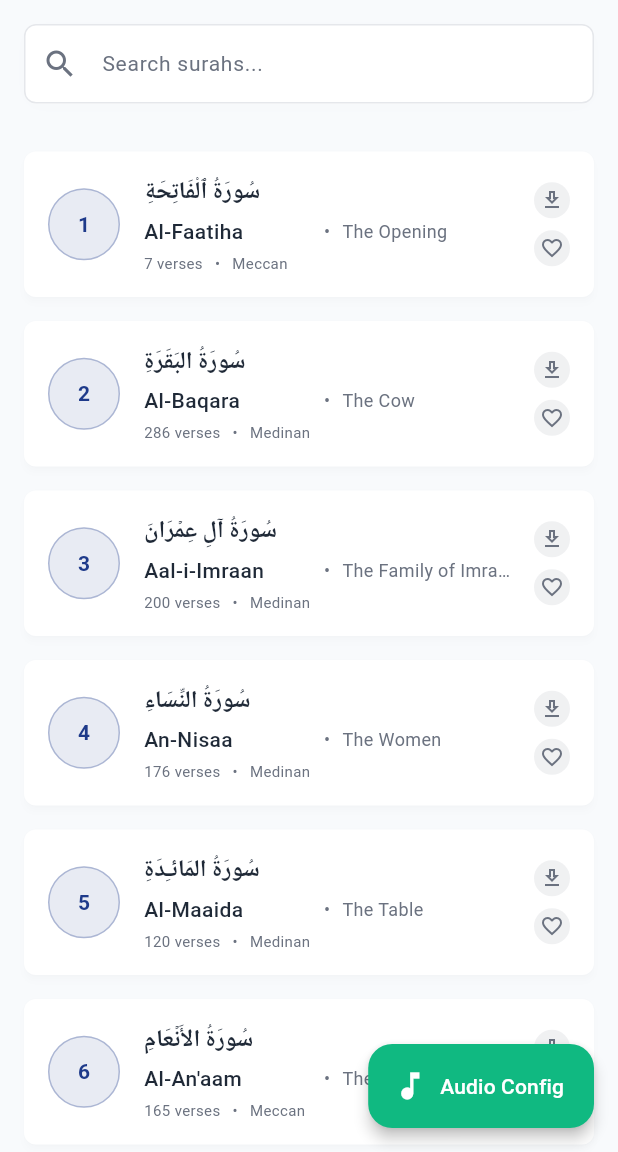
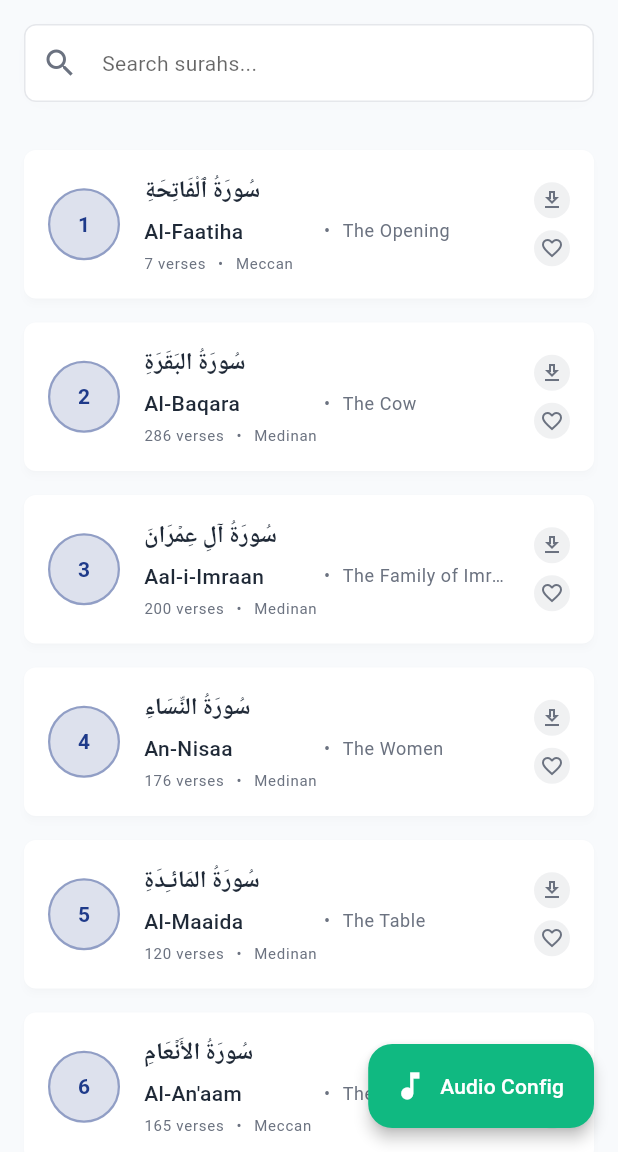
Before and after one commit to imthath-m/verse_flow_client, a Flutter app: the screen it shows after launch, on a phone screen of 412 x 824 dp, the part 84-1236 px from its top. Run offline on Flutter 3.47's test engine with Material 3 defaults, Android fonts, the light colour scheme and no system bars; our stand-ins replace shared_preferences; Roboto replaces fonts that are missing (Noto Naskh Arabic).

Commit message:
Refactor theme usage in SurahListScreen and related widgets to utilize the new dark mode styles. Updated constants for dark mode colors and text styles, ensuring consistent theming across the application.

```diff
--- a/lib/screens/surah_list_screen.dart
+++ b/lib/screens/surah_list_screen.dart
@@ -61,6 +61,8 @@ class _SurahListScreenState extends State<SurahListScreen> {
   }
 
   Widget _buildBody(SurahProvider surahProvider) {
+    final theme = Theme.of(context);
+
     switch (surahProvider.state) {
       case SurahListState.loading:
         return const LoadingWidget(
@@ -81,12 +83,12 @@ class _SurahListScreenState extends State<SurahListScreen> {
               const SizedBox(height: AppConstants.paddingMedium),
               Text(
                 'Error loading surahs',
-                style: AppConstants.headingSmall,
+                style: theme.textTheme.titleMedium,
               ),
               const SizedBox(height: AppConstants.paddingSmall),
               Text(
                 surahProvider.errorMessage ?? 'Unknown error occurred',
-                style: AppConstants.bodyMedium,
+                style: theme.textTheme.bodyMedium,
                 textAlign: TextAlign.center,
               ),
               const SizedBox(height: AppConstants.paddingLarge),
@@ -118,7 +120,7 @@ class _SurahListScreenState extends State<SurahListScreen> {
                   children: [
                     Text(
                       '${surahProvider.filteredSurahs.length} results',
-                      style: AppConstants.bodySmall,
+                      style: theme.textTheme.bodySmall,
                     ),
                     const Spacer(),
                     TextButton(
@@ -141,6 +143,8 @@ class _SurahListScreenState extends State<SurahListScreen> {
   }
 
   Widget _buildEmptyState(SurahProvider surahProvider) {
+    final theme = Theme.of(context);
+
     if (surahProvider.searchQuery.isNotEmpty) {
       return Center(
         child: Column(
@@ -149,17 +153,17 @@ class _SurahListScreenState extends State<SurahListScreen> {
             Icon(
               Icons.search_off,
               size: 64,
-              color: AppConstants.textSecondaryColor,
+              color: theme.iconTheme.color,
             ),
             const SizedBox(height: AppConstants.paddingMedium),
             Text(
               'No surahs found',
-              style: AppConstants.headingSmall,
+              style: theme.textTheme.titleMedium,
             ),
             const SizedBox(height: AppConstants.paddingSmall),
             Text(
               'Try searching with different keywords',
-              style: AppConstants.bodyMedium,
+              style: theme.textTheme.bodyMedium,
               textAlign: TextAlign.center,
             ),
           ],
@@ -167,24 +171,24 @@ class _SurahListScreenState extends State<SurahListScreen> {
       );
     }
 
-    return const Center(
+    return Center(
       child: Column(
         mainAxisAlignment: MainAxisAlignment.center,
         children: [
           Icon(
             Icons.book_outlined,
             size: 64,
-            color: AppConstants.textSecondaryColor,
+            color: theme.iconTheme.color,
           ),
-          SizedBox(height: AppConstants.paddingMedium),
+          const SizedBox(height: AppConstants.paddingMedium),
           Text(
             'No surahs available',
-            style: AppConstants.headingSmall,
+            style: theme.textTheme.titleMedium,
           ),
-          SizedBox(height: AppConstants.paddingSmall),
+          const SizedBox(height: AppConstants.paddingSmall),
           Text(
             'Please check your data source',
-            style: AppConstants.bodyMedium,
+            style: theme.textTheme.bodyMedium,
             textAlign: TextAlign.center,
           ),
         ],
--- a/lib/utils/constants.dart
+++ b/lib/utils/constants.dart
@@ -13,6 +13,13 @@ class AppConstants {
   static const Color errorColor = Color(0xFFEF4444);
   static const Color successColor = Color(0xFF10B981);
   static const Color warningColor = Color(0xFFF59E0B);
+
+  // Dark Mode Colors
+  static const Color darkBackgroundColor = Color(0xFF111827);
+  static const Color darkSurfaceColor = Color(0xFF1F2937);
+  static const Color darkTextPrimaryColor = Color(0xFFF9FAFB);
+  static const Color darkTextSecondaryColor = Color(0xFFD1D5DB);
+  static const Color darkBorderColor = Color(0xFF374151);
 
   // Dimensions
   static const double paddingSmall = 8.0;
@@ -72,6 +79,49 @@ class AppConstants {
     color: textSecondaryColor,
   );
 
+  // Dark Mode Text Styles
+  static const TextStyle darkHeadingLarge = TextStyle(
+    fontSize: 28.0,
+    fontWeight: FontWeight.bold,
+    color: darkTextPrimaryColor,
+  );
+
+  static const TextStyle darkHeadingMedium = TextStyle(
+    fontSize: 24.0,
+    fontWeight: FontWeight.bold,
+    color: darkTextPrimaryColor,
+  );
+
+  static const TextStyle darkHeadingSmall = TextStyle(
+    fontSize: 20.0,
+    fontWeight: FontWeight.w600,
+    color: darkTextPrimaryColor,
+  );
+
+  static const TextStyle darkBodyLarge = TextStyle(
+    fontSize: 16.0,
+    fontWeight: FontWeight.normal,
+    color: darkTextPrimaryColor,
+  );
+
+  static const TextStyle darkBodyMedium = TextStyle(
+    fontSize: 14.0,
+    fontWeight: FontWeight.normal,
+    color: darkTextPrimaryColor,
+  );
+
+  static const TextStyle darkBodySmall = TextStyle(
+    fontSize: 12.0,
+    fontWeight: FontWeight.normal,
+    color: darkTextSecondaryColor,
+  );
+
+  static const TextStyle darkCaption = TextStyle(
+    fontSize: 10.0,
+    fontWeight: FontWeight.normal,
+    color: darkTextSecondaryColor,
+  );
+
   // Animation Durations
   static const Duration animationFast = Duration(milliseconds: 200);
   static const Duration animationMedium = Duration(milliseconds: 300);
--- a/lib/utils/theme.dart
+++ b/lib/utils/theme.dart
@@ -150,23 +150,23 @@ class AppTheme {
 
       // App Bar Theme
       appBarTheme: const AppBarTheme(
-        backgroundColor: Color(0xFF1F2937),
-        foregroundColor: AppConstants.surfaceColor,
+        backgroundColor: AppConstants.darkSurfaceColor,
+        foregroundColor: AppConstants.darkTextPrimaryColor,
         elevation: 0,
         centerTitle: true,
-        titleTextStyle: AppConstants.headingMedium,
+        titleTextStyle: AppConstants.darkHeadingMedium,
         iconTheme: IconThemeData(
-          color: AppConstants.surfaceColor,
+          color: AppConstants.darkTextPrimaryColor,
           size: AppConstants.iconSizeMedium,
         ),
       ),
 
       // Scaffold Theme
-      scaffoldBackgroundColor: const Color(0xFF111827),
+      scaffoldBackgroundColor: AppConstants.darkBackgroundColor,
 
       // Card Theme
       cardTheme: CardThemeData(
-        color: const Color(0xFF1F2937),
+        color: AppConstants.darkSurfaceColor,
         elevation: 2,
         shadowColor: Colors.black.withValues(alpha: 0.3),
         shape: RoundedRectangleBorder(
@@ -184,16 +184,16 @@ class AppTheme {
           horizontal: AppConstants.paddingMedium,
           vertical: AppConstants.paddingSmall,
         ),
-        titleTextStyle: AppConstants.bodyLarge,
-        subtitleTextStyle: AppConstants.bodyMedium,
-        iconColor: AppConstants.textSecondaryColor,
+        titleTextStyle: AppConstants.darkBodyLarge,
+        subtitleTextStyle: AppConstants.darkBodyMedium,
+        iconColor: AppConstants.darkTextSecondaryColor,
       ),
 
       // Elevated Button Theme
       elevatedButtonTheme: ElevatedButtonThemeData(
         style: ElevatedButton.styleFrom(
           backgroundColor: AppConstants.primaryColor,
-          foregroundColor: AppConstants.surfaceColor,
+          foregroundColor: AppConstants.darkTextPrimaryColor,
           elevation: 2,
           padding: const EdgeInsets.symmetric(
             horizontal: AppConstants.paddingLarge,
@@ -202,7 +202,7 @@ class AppTheme {
           shape: RoundedRectangleBorder(
             borderRadius: BorderRadius.circular(AppConstants.radiusMedium),
           ),
-          textStyle: AppConstants.bodyLarge.copyWith(
+          textStyle: AppConstants.darkBodyLarge.copyWith(
             fontWeight: FontWeight.w600,
           ),
         ),
@@ -211,7 +211,7 @@ class AppTheme {
       // Floating Action Button Theme
       floatingActionButtonTheme: const FloatingActionButtonThemeData(
         backgroundColor: AppConstants.accentColor,
-        foregroundColor: AppConstants.surfaceColor,
+        foregroundColor: AppConstants.darkTextPrimaryColor,
         elevation: 4,
         iconSize: AppConstants.iconSizeMedium,
       ),
@@ -219,14 +219,14 @@ class AppTheme {
       // Input Decoration Theme
       inputDecorationTheme: InputDecorationTheme(
         filled: true,
-        fillColor: const Color(0xFF1F2937),
+        fillColor: AppConstants.darkSurfaceColor,
         border: OutlineInputBorder(
           borderRadius: BorderRadius.circular(AppConstants.radiusMedium),
-          borderSide: const BorderSide(color: AppConstants.borderColor),
+          borderSide: const BorderSide(color: AppConstants.darkBorderColor),
         ),
         enabledBorder: OutlineInputBorder(
           borderRadius: BorderRadius.circular(AppConstants.radiusMedium),
-          borderSide: const BorderSide(color: AppConstants.borderColor),
+          borderSide: const BorderSide(color: AppConstants.darkBorderColor),
         ),
         focusedBorder: OutlineInputBorder(
           borderRadius: BorderRadius.circular(AppConstants.radiusMedium),
@@ -240,31 +240,31 @@ class AppTheme {
           horizontal: AppConstants.paddingMedium,
           vertical: AppConstants.paddingMedium,
         ),
-        hintStyle: AppConstants.bodyMedium.copyWith(
-          color: AppConstants.textSecondaryColor,
+        hintStyle: AppConstants.darkBodyMedium.copyWith(
+          color: AppConstants.darkTextSecondaryColor,
         ),
       ),
 
       // Icon Theme
       iconTheme: const IconThemeData(
-        color: AppConstants.textSecondaryColor,
+        color: AppConstants.darkTextSecondaryColor,
         size: AppConstants.iconSizeMedium,
       ),
 
       // Text Theme
       textTheme: const TextTheme(
-        displayLarge: AppConstants.headingLarge,
-        displayMedium: AppConstants.headingMedium,
-        displaySmall: AppConstants.headingSmall,
-        bodyLarge: AppConstants.bodyLarge,
-        bodyMedium: AppConstants.bodyMedium,
-        bodySmall: AppConstants.bodySmall,
-        labelSmall: AppConstants.caption,
+        displayLarge: AppConstants.darkHeadingLarge,
+        displayMedium: AppConstants.darkHeadingMedium,
+        displaySmall: AppConstants.darkHeadingSmall,
+        bodyLarge: AppConstants.darkBodyLarge,
+        bodyMedium: AppConstants.darkBodyMedium,
+        bodySmall: AppConstants.darkBodySmall,
+        labelSmall: AppConstants.darkCaption,
       ),
 
       // Divider Theme
       dividerTheme: const DividerThemeData(
-        color: AppConstants.borderColor,
+        color: AppConstants.darkBorderColor,
         thickness: 1,
         space: 1,
       ),
@@ -272,8 +272,8 @@ class AppTheme {
       // Progress Indicator Theme
       progressIndicatorTheme: const ProgressIndicatorThemeData(
         color: AppConstants.primaryColor,
-        linearTrackColor: AppConstants.borderColor,
-        circularTrackColor: AppConstants.borderColor,
+        linearTrackColor: AppConstants.darkBorderColor,
+        circularTrackColor: AppConstants.darkBorderColor,
       ),
     );
   }
--- a/lib/widgets/custom_button.dart
+++ b/lib/widgets/custom_button.dart
@@ -54,7 +54,7 @@ class CustomButton extends StatelessWidget {
               onPressed: isLoading ? null : onPressed,
               style: ElevatedButton.styleFrom(
                 backgroundColor: backgroundColor ?? AppConstants.primaryColor,
-                foregroundColor: textColor ?? AppConstants.surfaceColor,
+                foregroundColor: textColor ?? theme.colorScheme.onPrimary,
                 elevation: 2,
                 shape: RoundedRectangleBorder(
                   borderRadius: BorderRadius.circular(AppConstants.radiusMedium),
@@ -79,7 +79,7 @@ class CustomButton extends StatelessWidget {
           valueColor: AlwaysStoppedAnimation<Color>(
             isOutlined
                 ? (backgroundColor ?? AppConstants.primaryColor)
-                : (textColor ?? AppConstants.surfaceColor),
+                : (textColor ?? theme.colorScheme.onPrimary),
           ),
         ),
       );
@@ -96,11 +96,11 @@ class CustomButton extends StatelessWidget {
           const SizedBox(width: AppConstants.paddingSmall),
           Text(
             text,
-            style: AppConstants.bodyMedium.copyWith(
+            style: theme.textTheme.bodyMedium?.copyWith(
               fontWeight: FontWeight.w600,
               color: isOutlined
                   ? (backgroundColor ?? AppConstants.primaryColor)
-                  : (textColor ?? AppConstants.surfaceColor),
+                  : (textColor ?? theme.colorScheme.onPrimary),
             ),
           ),
         ],
@@ -109,11 +109,11 @@ class CustomButton extends StatelessWidget {
 
     return Text(
       text,
-      style: AppConstants.bodyMedium.copyWith(
+      style: theme.textTheme.bodyMedium?.copyWith(
         fontWeight: FontWeight.w600,
         color: isOutlined
             ? (backgroundColor ?? AppConstants.primaryColor)
-            : (textColor ?? AppConstants.surfaceColor),
+            : (textColor ?? theme.colorScheme.onPrimary),
       ),
     );
   }
--- a/lib/widgets/search_bar.dart
+++ b/lib/widgets/search_bar.dart
@@ -56,14 +56,16 @@ class _SearchBarWidgetState extends State<SearchBarWidget> {
 
   @override
   Widget build(BuildContext context) {
+    final theme = Theme.of(context);
+
     return Container(
       margin: const EdgeInsets.all(AppConstants.paddingMedium),
       decoration: BoxDecoration(
-        color: AppConstants.surfaceColor,
+        color: theme.cardTheme.color,
         borderRadius: BorderRadius.circular(AppConstants.radiusLarge),
         boxShadow: [
           BoxShadow(
-            color: AppConstants.borderColor.withValues(alpha: 0.1),
+            color: theme.cardTheme.shadowColor ?? Colors.black.withValues(alpha: 0.1),
             blurRadius: 8,
             offset: const Offset(0, 2),
           ),
@@ -75,12 +77,12 @@ class _SearchBarWidgetState extends State<SearchBarWidget> {
         onChanged: widget.onChanged,
         decoration: InputDecoration(
           hintText: widget.hintText,
-          hintStyle: AppConstants.bodyMedium.copyWith(
-            color: AppConstants.textSecondaryColor,
+          hintStyle: theme.textTheme.bodyMedium?.copyWith(
+            color: theme.hintColor,
           ),
           prefixIcon: Icon(
             Icons.search,
-            color: AppConstants.textSecondaryColor,
+            color: theme.iconTheme.color,
             size: AppConstants.iconSizeMedium,
           ),
           suffixIcon: _hasText
@@ -88,7 +90,7 @@ class _SearchBarWidgetState extends State<SearchBarWidget> {
                   onPressed: _clearText,
                   icon: Icon(
                     Icons.clear,
-                    color: AppConstants.textSecondaryColor,
+                    color: theme.iconTheme.color,
                     size: AppConstants.iconSizeMedium,
                   ),
                 )
@@ -98,13 +100,13 @@ class _SearchBarWidgetState extends State<SearchBarWidget> {
             borderSide: BorderSide.none,
           ),
           filled: true,
-          fillColor: AppConstants.surfaceColor,
+          fillColor: theme.cardTheme.color,
           contentPadding: const EdgeInsets.symmetric(
             horizontal: AppConstants.paddingMedium,
             vertical: AppConstants.paddingMedium,
           ),
         ),
-        style: AppConstants.bodyMedium,
+        style: theme.textTheme.bodyMedium,
         textInputAction: TextInputAction.search,
       ),
     );
--- a/lib/widgets/surah_list_item.dart
+++ b/lib/widgets/surah_list_item.dart
@@ -18,6 +18,8 @@ class SurahListItem extends StatelessWidget {
 
   @override
   Widget build(BuildContext context) {
+    final theme = Theme.of(context);
+
     return Card(
       child: InkWell(
         onTap: onTap,
@@ -31,17 +33,17 @@ class SurahListItem extends StatelessWidget {
                 width: 48,
                 height: 48,
                 decoration: BoxDecoration(
-                  color: AppConstants.primaryColor.withValues(alpha: 0.1),
+                  color: AppConstants.primaryColor.withValues(alpha: 0.15),
                   borderRadius: BorderRadius.circular(24),
                   border: Border.all(
-                    color: AppConstants.primaryColor.withValues(alpha: 0.3),
-                    width: 1,
+                    color: AppConstants.primaryColor.withValues(alpha: 0.4),
+                    width: 1.5,
                   ),
                 ),
                 child: Center(
                   child: Text(
                     surah.number.toString(),
-                    style: AppConstants.bodyMedium.copyWith(
+                    style: theme.textTheme.bodyMedium?.copyWith(
                       fontWeight: FontWeight.bold,
                       color: AppConstants.primaryColor,
                     ),
@@ -59,7 +61,7 @@ class SurahListItem extends StatelessWidget {
                     // Arabic name
                     Text(
                       surah.name,
-                      style: AppConstants.bodyLarge.copyWith(
+                      style: theme.textTheme.bodyLarge?.copyWith(
                         fontWeight: FontWeight.w600,
                         fontFamily: 'Noto Naskh Arabic',
                       ),
@@ -74,7 +76,7 @@ class SurahListItem extends StatelessWidget {
                         Expanded(
                           child: Text(
                             surah.englishName,
-                            style: AppConstants.bodyMedium.copyWith(
+                            style: theme.textTheme.bodyMedium?.copyWith(
                               fontWeight: FontWeight.w500,
                             ),
                             overflow: TextOverflow.ellipsis,
@@ -83,13 +85,13 @@ class SurahListItem extends StatelessWidget {
                         const SizedBox(width: AppConstants.paddingSmall),
                         Text(
                           '•',
-                          style: AppConstants.bodySmall,
+                          style: theme.textTheme.bodySmall,
                         ),
                         const SizedBox(width: AppConstants.paddingSmall),
                         Expanded(
                           child: Text(
                             surah.englishNameTranslation,
-                            style: AppConstants.bodySmall,
+                            style: theme.textTheme.bodySmall,
                             overflow: TextOverflow.ellipsis,
                           ),
                         ),
@@ -103,17 +105,17 @@ class SurahListItem extends StatelessWidget {
                       children: [
                         Text(
                           '${surah.numberOfAyahs} verses',
-                          style: AppConstants.caption,
+                          style: theme.textTheme.labelSmall,
                         ),
                         const SizedBox(width: AppConstants.paddingSmall),
                         Text(
                           '•',
-                          style: AppConstants.caption,
+                          style: theme.textTheme.labelSmall,
                         ),
                         const SizedBox(width: AppConstants.paddingSmall),
                         Text(
                           surah.revelationType,
-                          style: AppConstants.caption,
+                          style: theme.textTheme.labelSmall,
                         ),
                       ],
                     ),
@@ -134,7 +136,7 @@ class SurahListItem extends StatelessWidget {
                       decoration: BoxDecoration(
                         color: surah.isDownloaded
                             ? AppConstants.successColor.withValues(alpha: 0.1)
-                            : AppConstants.textSecondaryColor.withValues(alpha: 0.1),
+                            : theme.iconTheme.color?.withValues(alpha: 0.1) ?? Colors.grey.withValues(alpha: 0.1),
                         borderRadius: BorderRadius.circular(12),
                       ),
                       child: Icon(
@@ -144,7 +146,7 @@ class SurahListItem extends StatelessWidget {
                         size: AppConstants.iconSizeSmall,
                         color: surah.isDownloaded
                             ? AppConstants.successColor
-                            : AppConstants.textSecondaryColor,
+                            : theme.iconTheme.color ?? Colors.grey,
                       ),
                     ),
 
@@ -160,7 +162,7 @@ class SurahListItem extends StatelessWidget {
                       decoration: BoxDecoration(
                         color: surah.isFavorite
                             ? AppConstants.errorColor.withValues(alpha: 0.1)
-                            : AppConstants.textSecondaryColor.withValues(alpha: 0.1),
+                            : theme.iconTheme.color?.withValues(alpha: 0.1) ?? Colors.grey.withValues(alpha: 0.1),
                         borderRadius: BorderRadius.circular(12),
                       ),
                       child: Icon(
@@ -170,7 +172,7 @@ class SurahListItem extends StatelessWidget {
                         size: AppConstants.iconSizeSmall,
                         color: surah.isFavorite
                             ? AppConstants.errorColor
-                            : AppConstants.textSecondaryColor,
+                            : theme.iconTheme.color ?? Colors.grey,
                       ),
                     ),
                   ),
```
Also changed, not shown: 3 other files.
